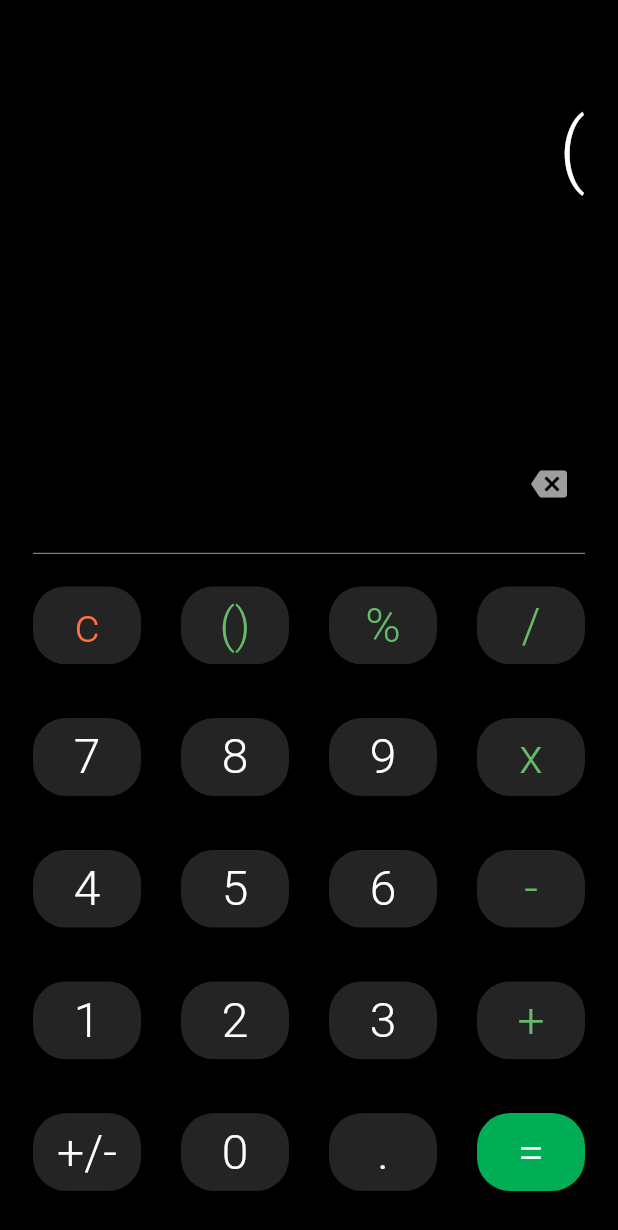
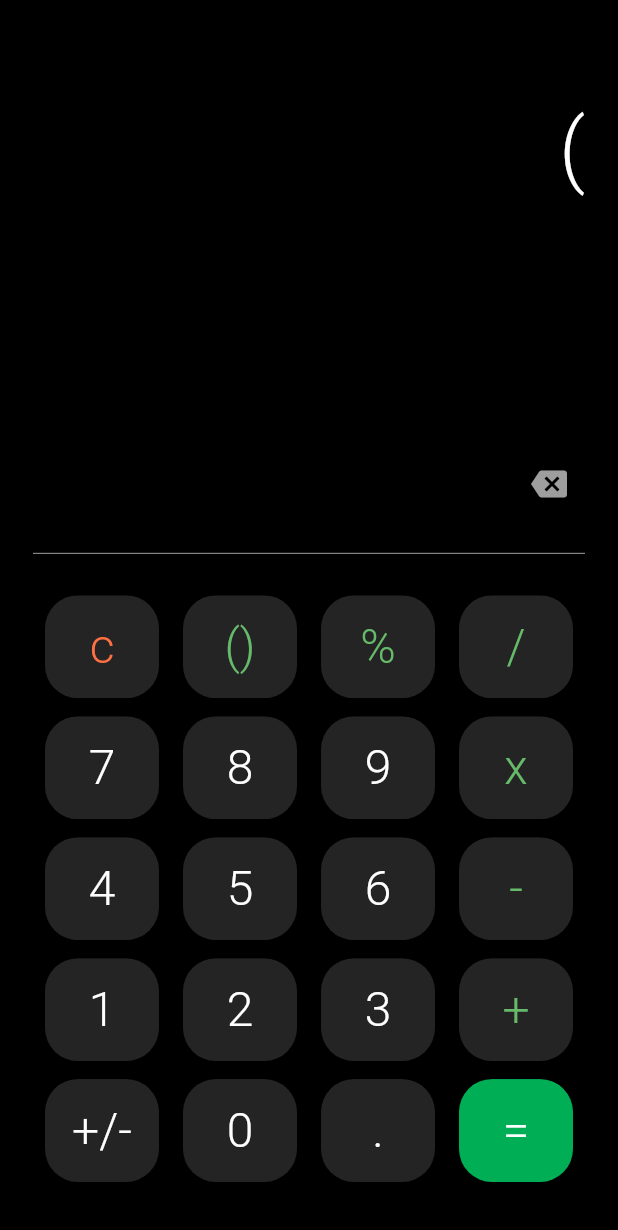
Before and after one commit to Emil1483/Calculator, a Flutter app: the screen it shows after launch, after a tap on "()", on a phone screen of 412 x 824 dp. Shown: the top 1230 px of the screen. Run offline on Flutter 3.47's test engine with Material 2 defaults, Android fonts, the light colour scheme and no system bars; drawn by our look-alikes of auto_size_text.

Commit message:
improove looks

```diff
--- a/lib/main.dart
+++ b/lib/main.dart
@@ -4,6 +4,11 @@ import 'package:flutter/services.dart';
 import './routes/home_route.dart';
 
 void main() {
+  SystemChrome.setSystemUIOverlayStyle(
+    SystemUiOverlayStyle(
+      systemNavigationBarColor: Colors.black,
+    ),
+  );
   SystemChrome.setPreferredOrientations([DeviceOrientation.portraitUp]);
   runApp(MyApp());
 }
--- a/lib/models/calculate.dart
+++ b/lib/models/calculate.dart
@@ -1,7 +1,7 @@
 class Calculate {
   List<String> _chars;
 
-  bool _solved = false;
+  static const int maxChars = 15;
 
   Calculate(List<String> cs) {
     _chars = List.from(cs);
@@ -86,9 +86,37 @@ class Calculate {
   }
 
   String toShowString() {
-    if (afterComma().toString() == ".0") return beforeComma().toString();
+    String result = toString();
+    bool afterComma(int index) {
+      if (!result.contains(".")) return false;
+      for (int i = index; i >= 0; i--) {
+        if (result[i] == ".") return true;
+        if (result[i] == "+" ||
+            result[i] == "-" ||
+            result[i] == "x" ||
+            result[i] == "/" ||
+            result[i] == "%") return false;
+      }
+      return false;
+    }
 
-    return toString();
+    int digitsNum = 0;
+    for (int i = result.length - 1; i >= 0; i--) {
+      if (afterComma(i)) {
+        digitsNum = 0;
+        continue;
+      }
+      if (isNumber(result[i]))
+        digitsNum++;
+      else
+        digitsNum = 0;
+      if (digitsNum == 3) {
+        result = "${result.substring(0, i)} ${result.substring(i)}";
+        digitsNum = 0;
+      }
+    }
+
+    return result;
   }
 
   Calculate sublist(int start, [int end]) {
@@ -165,6 +193,7 @@ class Calculate {
     Calculate str = string.copy();
     try {
       double.parse(str.toString());
+      if (str.afterComma().toString() == ".0") return str.beforeComma();
       return str;
     } catch (_) {}
     if (str.contains("(") && str.contains(")")) {
@@ -213,7 +242,7 @@ class Calculate {
         final double term = double.parse(Calculate.solve(terms[i]).toString());
         sum += terms[i - 1].at(0) == "+" ? term : -term;
       }
-      return Calculate.fromString(sum.toString());
+      return solve(Calculate.fromString(sum.toString()));
     }
     if (str.contains("/") || str.contains("x")) {
       int index;
@@ -250,10 +279,9 @@ class Calculate {
   }
 
   void operate(String char) {
-    if (_solved) _chars.clear();
-    _solved = false;
-
     if (isNumber(char) && lastChar == ")") add("x");
+    if ((isNumber(char) || char == ".") &&
+        currentNumber().length + 1 > maxChars) return;
 
     if (char == "=") {
       if (numOf("(") != numOf(")") || lastCharIs(["+", "-", "x", "/"])) {
@@ -264,7 +292,6 @@ class Calculate {
       } catch (_) {
         _chars = Calculate.fromString("error").chars;
       }
-      _solved = true;
       return;
     }
 
--- a/lib/routes/home_route.dart
+++ b/lib/routes/home_route.dart
@@ -1,3 +1,4 @@
+import 'package:auto_size_text/auto_size_text.dart';
 import 'package:flutter/material.dart';
 
 import '../models/calculate.dart';
@@ -27,15 +28,19 @@ class _HomeRouteState extends State<HomeRoute> {
   }
 
   Widget _buildButton(String str) {
-    return ClipRRect(
+    return Expanded(
+      child: Padding(
+        padding: EdgeInsets.symmetric(vertical: 6.0, horizontal: 8.0),
+        child: ClipRRect(
           borderRadius: BorderRadius.circular(22.0),
           child: Material(
             color: _getBackground(str),
             child: InkWell(
-          onTap: () => setState(() => _calculate2.operate(str)),
-          child: Container(
-            width: 72.0,
-            height: 52.0,
+              onTap: () {
+                Feedback.forLongPress(context);
+                setState(() => _calculate2.operate(str));
+              },
+              child: Align(
                 alignment: Alignment.center,
                 child: Text(
                   str,
@@ -47,24 +52,22 @@ class _HomeRouteState extends State<HomeRoute> {
               ),
             ),
           ),
+        ),
+      ),
     );
   }
 
   Widget _buildRow(List<Widget> buttons) {
-    return Row(
+    return Expanded(
+      child: Row(
         mainAxisAlignment: MainAxisAlignment.spaceBetween,
         children: buttons,
+      ),
     );
   }
 
-  @override
-  Widget build(BuildContext context) {
-    return Scaffold(
-      body: Padding(
-        padding: EdgeInsets.symmetric(horizontal: 22.0, vertical: 16.0),
-        child: Column(
-          children: <Widget>[
-            Expanded(
+  Widget _buildTop() {
+    return Expanded(
       flex: 4,
       child: Padding(
         padding: EdgeInsets.only(
@@ -76,7 +79,7 @@ class _HomeRouteState extends State<HomeRoute> {
             Expanded(
               child: Align(
                 alignment: Alignment.topRight,
-                        child: Text(
+                child: AutoSizeText(
                   _calculate2.toShowString(),
                   textAlign: TextAlign.end,
                   style: Theme.of(context).textTheme.title,
@@ -90,17 +93,22 @@ class _HomeRouteState extends State<HomeRoute> {
                   Icons.backspace,
                   color: Colors.grey,
                 ),
-                        onPressed: () => setState(
+                onPressed: () {
+                  Feedback.forLongPress(context);
+                  setState(
                     () => _calculate2.operate("back"),
-                            ),
+                  );
+                },
               ),
             ),
           ],
         ),
       ),
-            ),
-            Divider(),
-            Expanded(
+    );
+  }
+
+  Widget _buildBottom() {
+    return Expanded(
       flex: 5,
       child: Padding(
         padding: EdgeInsets.symmetric(vertical: 14.0),
@@ -140,7 +148,19 @@ class _HomeRouteState extends State<HomeRoute> {
           ],
         ),
       ),
-            ),
+    );
+  }
+
+  @override
+  Widget build(BuildContext context) {
+    return Scaffold(
+      body: Padding(
+        padding: EdgeInsets.symmetric(horizontal: 22.0, vertical: 16.0),
+        child: Column(
+          children: <Widget>[
+            _buildTop(),
+            Divider(),
+            _buildBottom(),
           ],
         ),
       ),
--- a/pubspec.yaml
+++ b/pubspec.yaml
@@ -19,6 +19,7 @@ environment:
 dependencies:
   flutter:
     sdk: flutter
+  auto_size_text: ^2.0.1
 
   # The following adds the Cupertino Icons font to your application.
   # Use with the CupertinoIcons class for iOS style icons.
```
Also changed, not shown: pubspec.lock. Lines whose indentation alone changed are shown as unchanged.
